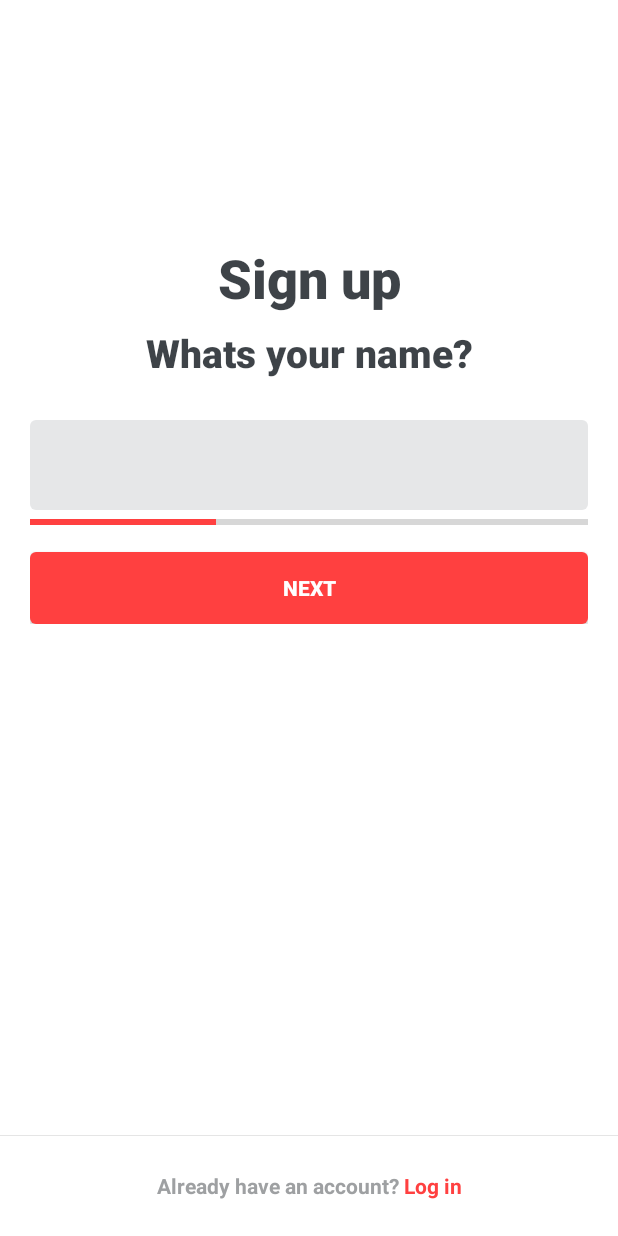
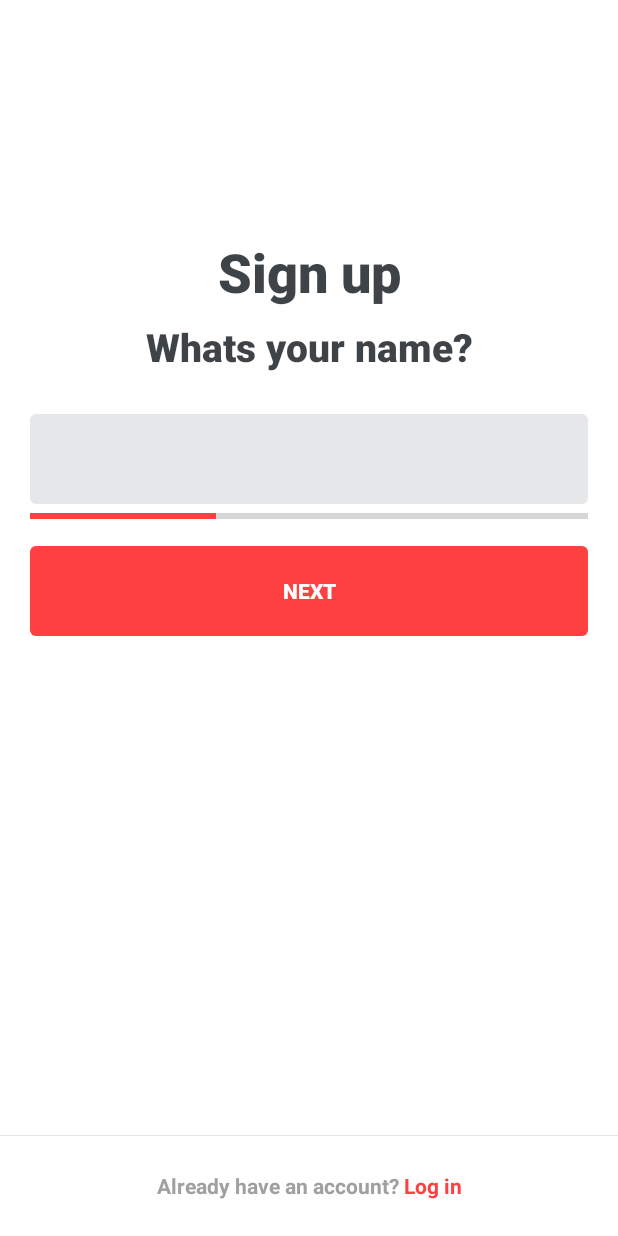
Before and after one commit to wedeploy-examples/supermarket-web-example, an Android app: the SignUpActivity screen opened directly, with no data from a screen before it, on a phone screen of 412 x 824 dp. Run offline under Robolectric (Android 15) with nearby library versions, the phone set to English and light mode, and no system bars; our stand-ins replace data binding.

Commit message:
Adjust WeButton layout

```diff
--- /dev/null
+++ b/app/src/main/res/color/we_button_selector.xml
@@ -0,0 +1,6 @@
+<?xml version="1.0" encoding="utf-8"?>
+<selector xmlns:android="http://schemas.android.com/apk/res/android">
+    <item android:state_enabled="false" android:color="@color/we_button_background_disabled" />
+    <item android:state_pressed="true" android:color="@color/we_button_background_pressed" />
+    <item android:color="@color/we_button_background_default" />
+</selector>
--- a/app/src/main/res/layout/activity_reset_password.xml
+++ b/app/src/main/res/layout/activity_reset_password.xml
@@ -71,7 +71,7 @@
         <Button
             android:id="@+id/resetPasswordButton"
             android:layout_width="0dp"
-            android:layout_height="wrap_content"
+            android:layout_height="60dp"
             android:layout_marginLeft="0dp"
             android:layout_marginRight="0dp"
             android:layout_marginTop="12dp"
--- a/app/src/main/res/layout/step_layout.xml
+++ b/app/src/main/res/layout/step_layout.xml
@@ -28,7 +28,7 @@
     <Button
         android:id="@+id/previousButton"
         android:layout_width="0dp"
-        android:layout_height="wrap_content"
+        android:layout_height="60dp"
         android:layout_marginRight="10dp"
         android:layout_marginTop="12dp"
         android:text="@string/previous"
@@ -42,7 +42,7 @@
     <Button
         android:id="@+id/nextButton"
         android:layout_width="0dp"
-        android:layout_height="wrap_content"
+        android:layout_height="60dp"
         android:layout_marginLeft="10dp"
         android:layout_marginTop="12dp"
         android:text="@string/next"
--- a/app/src/main/res/values/colors.xml
+++ b/app/src/main/res/values/colors.xml
@@ -5,6 +5,9 @@
 	<color name="colorAccent">@color/colorPrimary</color>
     <color name="we_edittext_background_default">#F3F3F3</color>
 	<color name="we_edittext_background_focused">#E6E7E8</color>
+	<color name="we_button_background_default">#FF4040</color>
+	<color name="we_button_background_disabled">#99FF4040</color>
+	<color name="we_button_background_pressed">#CCFF4040</color>
 	<color name="textColor">#3E4348</color>
 	<color name="editTextColor">#CC0E141A</color>
 	<color name="text_light2">#4D0E141A</color>
--- a/app/src/main/res/values/styles.xml
+++ b/app/src/main/res/values/styles.xml
@@ -19,7 +19,8 @@
     <style name="WeButton" parent="Widget.AppCompat.Button">
         <item name="android:background">@drawable/we_button_background</item>
         <item name="android:textStyle">bold</item>
-        <item name="backgroundTint">@color/colorAccent</item>
+        <item name="android:stateListAnimator">@null</item>
+        <item name="backgroundTint">@color/we_button_selector</item>
     </style>
 
     <style name="WeEditText" parent="Widget.AppCompat.EditText">
```
